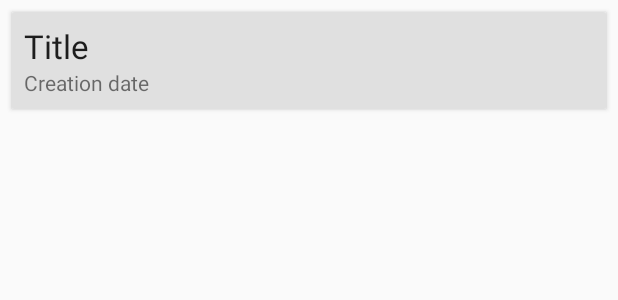
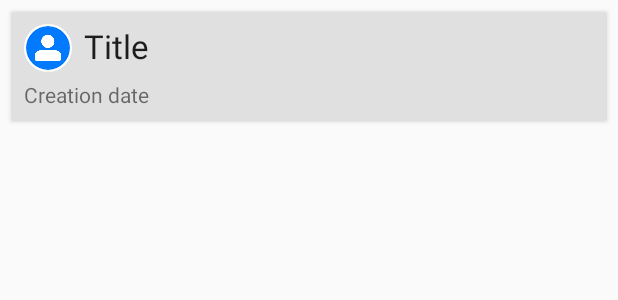
Before and after one commit to karldusenbery/AmpliVoiceTest2, an Android app: the layout note_item.xml on its own in the app's theme, with its tools: preview values and no code run, on a phone screen of 412 x 824 dp. Shown: the top 300 px of the screen. Run offline under Robolectric (Android 15) with nearby library versions, the phone set to English and light mode, and no system bars.

Commit message:
Notes list screen - added circular profile image - added formatted date

```diff
--- a/app/src/main/java/com/dusenbery/amplivoicetest1/model/Note.java
+++ b/app/src/main/java/com/dusenbery/amplivoicetest1/model/Note.java
@@ -1,4 +1,6 @@
 package com.dusenbery.amplivoicetest1.model;
+
+import android.util.Log;
 
 public class Note {
     private String title;
--- a/app/src/main/res/layout/note_item.xml
+++ b/app/src/main/res/layout/note_item.xml
@@ -13,23 +13,39 @@
         android:layout_height="match_parent"
         android:padding="8dp">
 
+        <de.hdodenhof.circleimageview.CircleImageView
+            android:id="@+id/circle_image_view_profile_image"
+            android:layout_width="32dp"
+            android:layout_height="32dp"
+            android:layout_alignParentStart="true"
+            android:src="@drawable/profile"
+            android:padding="0dp"
+            app:civ_border_width="1dp"
+            app:civ_border_color="@color/colorWhite"/>
+
         <TextView
             android:id="@+id/text_view_title"
             android:layout_width="wrap_content"
             android:layout_height="wrap_content"
-            android:layout_alignParentStart="true"
+            android:layout_toEndOf="@id/circle_image_view_profile_image"
+            android:layout_marginStart="8dp"
             android:text="Title"
             android:maxLines="1"
             android:ellipsize="end"
             android:textAppearance="@style/TextAppearance.AppCompat.Large" />
 
         <TextView
-            android:id="@+id/text_view_priority"
+            android:id="@+id/text_view_creation_date"
             android:layout_width="wrap_content"
             android:layout_height="wrap_content"
             android:layout_alignParentStart="true"
+            android:layout_marginTop="8dp"
             android:text="Creation date"
+            android:maxLines="1"
+            android:ellipsize="end"
             android:layout_below="@id/text_view_title" />
+
+
 
     </RelativeLayout>
 
```
Also changed, not shown: app/src/main/java/com/dusenbery/amplivoicetest1/utilities/NoteAdapter.java (+99 -2 lines), app/src/main/res/layout/activity_notes.xml (indentation only).
